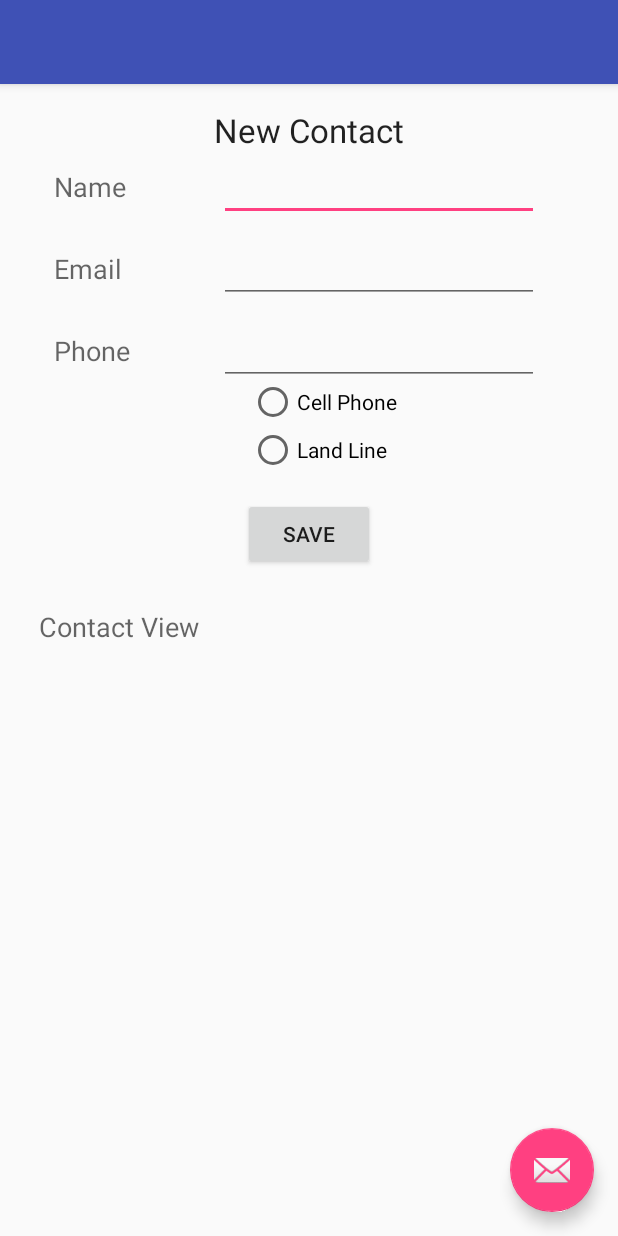
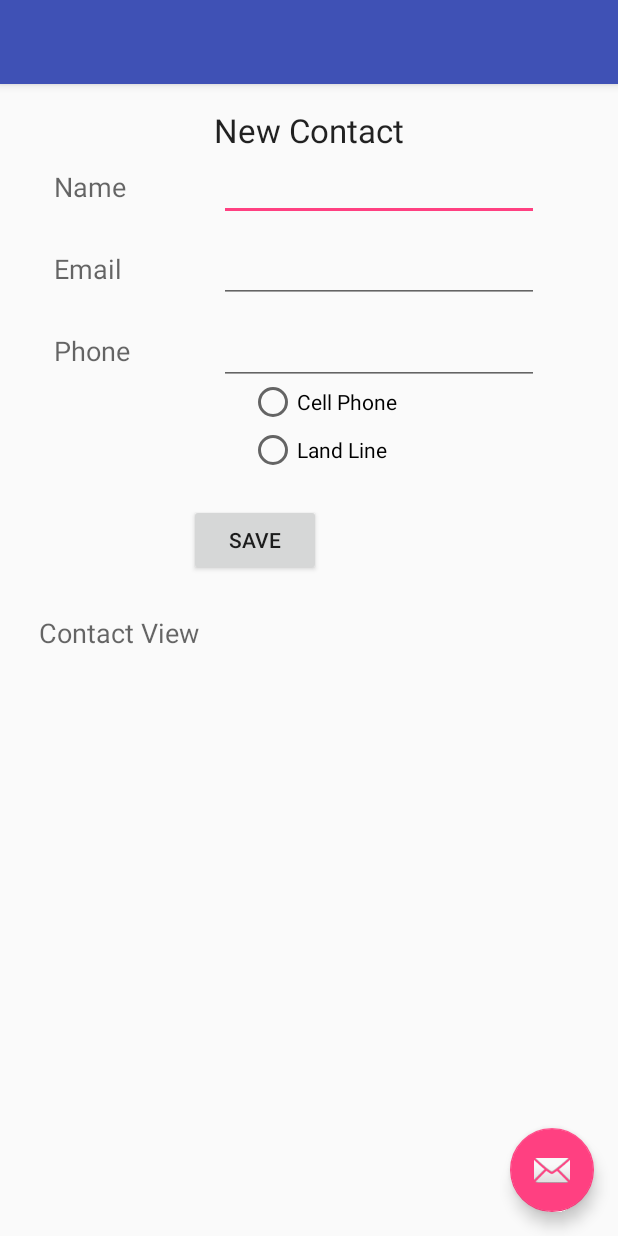
Before and after one commit to rstruempf/RonStruempfContacts, an Android app: the screen it shows after launch (MainActivity), on a phone screen of 412 x 824 dp. Run offline under Robolectric (Android 15) with nearby library versions, the phone set to English and light mode, and no system bars.

```diff
--- a/app/src/main/java/com/ronstruempf/ronstruempfcontacts/MainActivity.java
+++ b/app/src/main/java/com/ronstruempf/ronstruempfcontacts/MainActivity.java
@@ -26,12 +26,18 @@ public class MainActivity extends AppCompatActivity {
         // if Landscape orientation, change config for landscape
         if (getResources().getConfiguration().orientation == Configuration.ORIENTATION_LANDSCAPE) {
             Log.d(APP_TAG, "Screen orientation is Landscape");
+            // change main layout from vertical (profile) to horizontal (landscape)
             LinearLayout main = (LinearLayout)findViewById(R.id.content_main);
             main.setOrientation(LinearLayout.HORIZONTAL);
+            // swap the height and width settings for the interior relative layouts
             RelativeLayout editor = (RelativeLayout)findViewById(R.id.content_editor);
             editor.setLayoutParams(new LinearLayout.LayoutParams(LinearLayout.LayoutParams.WRAP_CONTENT,LinearLayout.LayoutParams.MATCH_PARENT));
             RelativeLayout view = (RelativeLayout)findViewById(R.id.content_view);
             view.setLayoutParams(new LinearLayout.LayoutParams(LinearLayout.LayoutParams.WRAP_CONTENT,LinearLayout.LayoutParams.MATCH_PARENT));
+            // move button where we can see it
+            Button saveButton = (Button) findViewById(R.id.saveButton);
+            RelativeLayout.LayoutParams layoutParams = (RelativeLayout.LayoutParams)saveButton.getLayoutParams();
+            layoutParams.setMargins(0, 50, 0, 0);  // left, top, right, bottom
         }
 
         Button saveButton = (Button) findViewById(R.id.saveButton);
--- a/app/src/main/res/layout/content_main.xml
+++ b/app/src/main/res/layout/content_main.xml
@@ -119,9 +119,10 @@
             android:layout_height="wrap_content"
             android:text="Save"
             android:id="@+id/saveButton"
-            android:layout_marginTop="10dp"
-            android:layout_below="@+id/radioGroup"
-            android:layout_centerHorizontal="true" />
+            android:layout_marginTop="90dp"
+            android:layout_below="@+id/label3"
+            android:layout_alignLeft="@+id/label3"
+            android:layout_marginLeft="90dp" />
 
         <TextView
             android:layout_width="wrap_content"
```
